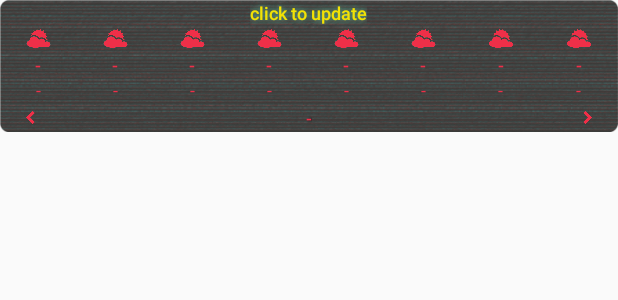
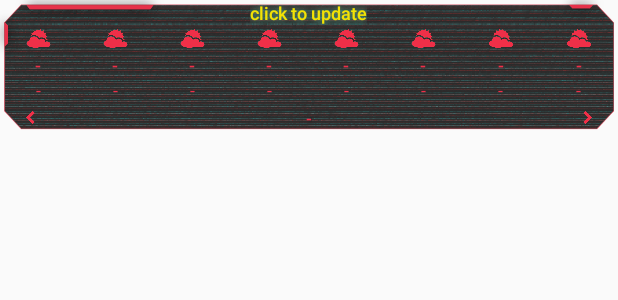
Before and after one commit to Orlinskas/Cyberpunk_2077, an Android app: the layout widget_small_weather.xml on its own in the app's theme, with its tools: preview values and no code run, on a phone screen of 412 x 824 dp. Shown: the top 300 px of the screen. Run offline under Robolectric (Android 15) with nearby library versions, the phone set to English and light mode, and no system bars.

Commit message:
some restyle

```diff
--- a/app/src/main/res/layout/widget_small_weather.xml
+++ b/app/src/main/res/layout/widget_small_weather.xml
@@ -6,8 +6,7 @@
     android:id="@+id/layout_widget_rl"
     android:layout_width="wrap_content"
     android:layout_height="88dp"
-    android:alpha="50"
-    android:background="@drawable/im_background_4">
+    android:background="@drawable/im_background_small_widget">
 
     <LinearLayout
         android:id="@+id/layout_widget_ll_chart_case"
@@ -423,11 +422,11 @@
         android:layout_centerHorizontal="true"
         android:fontFamily="sans-serif-medium"
         android:maxLines="1"
+        android:shadowColor="@color/colorCyberpunkGreen"
+        android:shadowRadius="6"
         android:text="@string/loading"
         android:textAlignment="center"
         android:textColor="@color/colorCyberpunkWhite"
-        android:textSize="12sp"
-        android:shadowColor="@color/colorCyberpunkGreen"
-        android:shadowRadius="6" />
+        android:textSize="12sp" />
 
 </RelativeLayout>
--- a/app/src/main/res/layout/widget_troubleshooter.xml
+++ b/app/src/main/res/layout/widget_troubleshooter.xml
@@ -16,7 +16,7 @@
         android:layout_marginTop="0dp"
         android:layout_marginEnd="0dp"
         android:layout_marginBottom="0dp"
-        android:background="@drawable/im_background_widget_8">
+        android:background="@drawable/im_background_troubleshooter">
 
     </RelativeLayout>
 
```
Also changed, not shown: app/src/main/res/drawable/im_background_4.png (deleted), app/src/main/res/drawable/im_background_small_widget.png (added), app/src/main/res/drawable/im_background_troubleshooter.png (added), app/src/main/res/drawable/im_background_widget_8.png (deleted), app/src/main/res/drawable/im_right_corner.png (deleted), app/src/main/res/drawable/im_widget_help.png, app/src/main/res/drawable/im_window_left.png (deleted).
